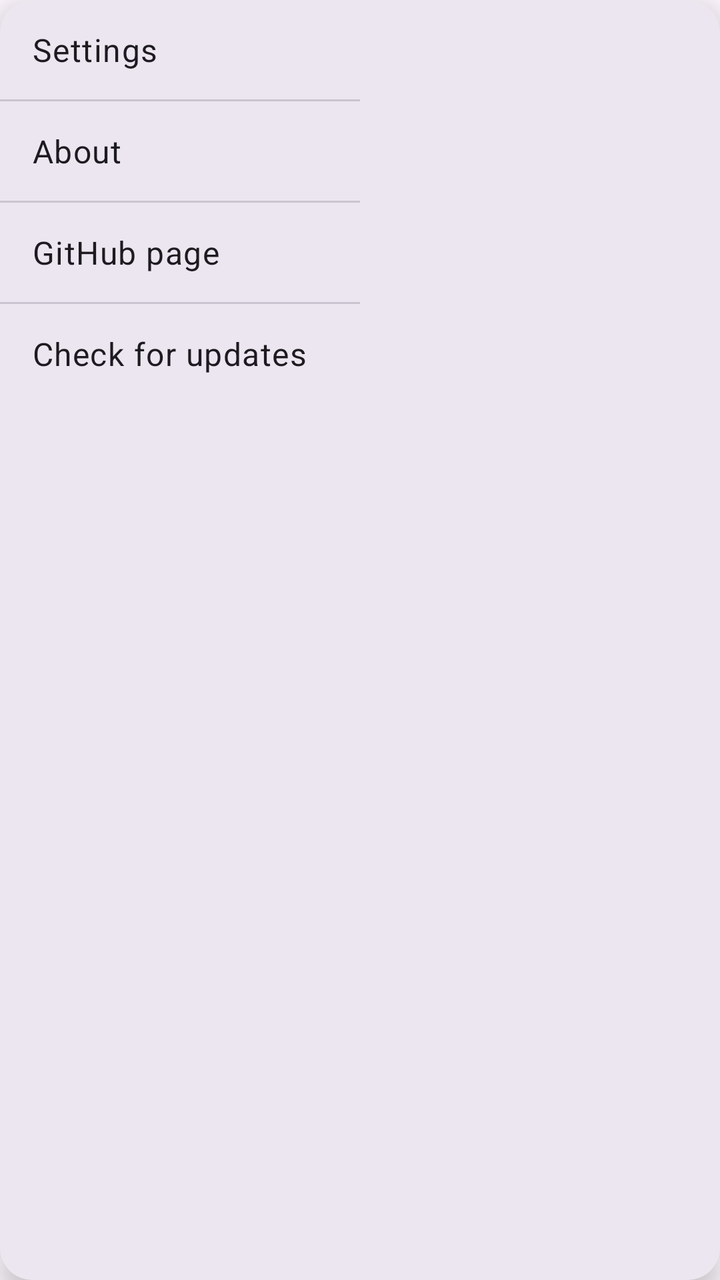
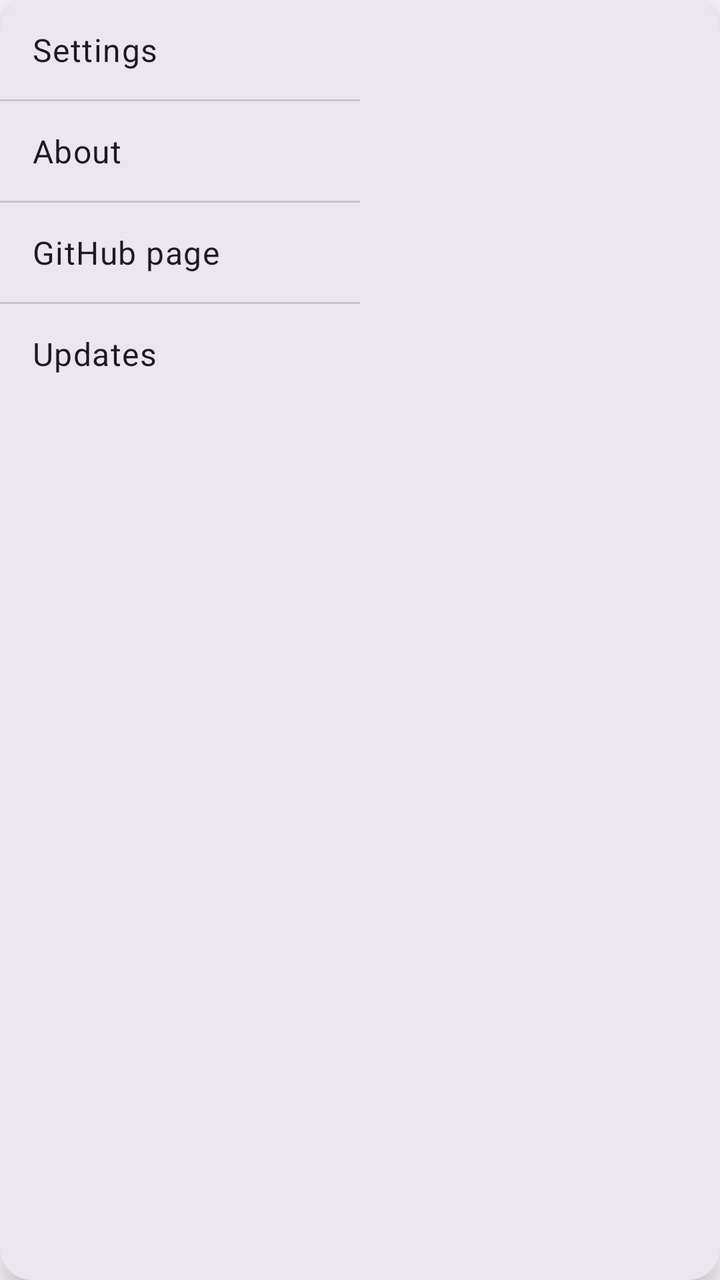

Before-and-after screenshots of an Android layout around one commit, followed by the original layout XML and the change that was made.
<!-- AndroidManifest.xml: application theme Theme.Fracture -->
<!-- res/layout/popup_menu.xml -->
<?xml version="1.0" encoding="utf-8"?>
<com.google.android.material.card.MaterialCardView xmlns:android="http://schemas.android.com/apk/res/android"
    xmlns:app="http://schemas.android.com/apk/res-auto"
    android:layout_width="wrap_content"
    android:layout_height="wrap_content"
    app:cardBackgroundColor="?attr/colorSurfaceContainerHigh"
    app:cardCornerRadius="16dp"
    app:cardElevation="8dp"
    app:strokeWidth="0dp">

    <LinearLayout
        android:layout_width="180dp"
        android:layout_height="wrap_content"
        android:orientation="vertical">

        <TextView
            android:id="@+id/action_settings"
            android:layout_width="match_parent"
            android:layout_height="wrap_content"
            android:background="?attr/selectableItemBackground"
            android:clickable="true"
            android:focusable="true"
            android:paddingStart="16dp"
            android:paddingTop="14dp"
            android:paddingEnd="16dp"
            android:paddingBottom="14dp"
            android:text="@string/menu_settings"
            android:textAppearance="?attr/textAppearanceBodyLarge"
            android:textColor="?attr/colorOnSurface" />

        <View
            android:layout_width="match_parent"
            android:layout_height="1dp"
            android:background="?attr/colorOutlineVariant" />

        <TextView
            android:id="@+id/action_about"
            android:layout_width="match_parent"
            android:layout_height="wrap_content"
            android:background="?attr/selectableItemBackground"
            android:clickable="true"
            android:focusable="true"
            android:paddingStart="16dp"
            android:paddingTop="14dp"
            android:paddingEnd="16dp"
            android:paddingBottom="14dp"
            android:text="@string/menu_about"
            android:textAppearance="?attr/textAppearanceBodyLarge"
            android:textColor="?attr/colorOnSurface" />

        <View
            android:layout_width="match_parent"
            android:layout_height="1dp"
            android:background="?attr/colorOutlineVariant" />

        <TextView
            android:id="@+id/action_github"
            android:layout_width="match_parent"
            android:layout_height="wrap_content"
            android:background="?attr/selectableItemBackground"
            android:clickable="true"
            android:focusable="true"
            android:paddingStart="16dp"
            android:paddingTop="14dp"
            android:paddingEnd="16dp"
            android:paddingBottom="14dp"
            android:text="@string/menu_github"
            android:textAppearance="?attr/textAppearanceBodyLarge"
            android:textColor="?attr/colorOnSurface" />

        <View
            android:layout_width="match_parent"
            android:layout_height="1dp"
            android:background="?attr/colorOutlineVariant" />

        <TextView
            android:id="@+id/action_check_updates"
            android:layout_width="match_parent"
            android:layout_height="wrap_content"
            android:background="?attr/selectableItemBackground"
            android:clickable="true"
            android:focusable="true"
            android:paddingStart="16dp"
            android:paddingTop="14dp"
            android:paddingEnd="16dp"
            android:paddingBottom="14dp"
            android:text="@string/menu_check_updates"
            android:textAppearance="?attr/textAppearanceBodyLarge"
            android:textColor="?attr/colorOnSurface" />
    </LinearLayout>
</com.google.android.material.card.MaterialCardView>
<!-- resources referenced by this layout -->
<resources>
  <string name="menu_about">About</string>
  <string name="menu_check_updates">Check for updates</string>
  <string name="menu_github">GitHub page</string>
  <string name="menu_settings">Settings</string>
  <style name="Theme.Fracture" parent="Theme.Material3.DayNight.NoActionBar">
          <item name="android:statusBarColor">?attr/colorSurface</item>
          <item name="android:navigationBarColor">?attr/colorSurface</item>
          <item name="android:windowLightStatusBar">true</item>
          <item name="colorPrimary">#5B4D8A</item>
          <item name="colorOnPrimary">#FFFFFF</item>
          <item name="colorPrimaryContainer">#D0C4EA</item>
          <item name="colorOnPrimaryContainer">#1E1242</item>
      </style>
</resources>

<!-- the commit's change to res/layout/popup_menu.xml (unified diff, before → after) -->
@@ -74,7 +74,7 @@
             android:background="?attr/colorOutlineVariant" />
 
         <TextView
-            android:id="@+id/action_check_updates"
+            android:id="@+id/action_updates"
             android:layout_width="match_parent"
             android:layout_height="wrap_content"
             android:background="?attr/selectableItemBackground"
@@ -84,7 +84,7 @@
             android:paddingTop="14dp"
             android:paddingEnd="16dp"
             android:paddingBottom="14dp"
-            android:text="@string/menu_check_updates"
+            android:text="@string/menu_updates"
             android:textAppearance="?attr/textAppearanceBodyLarge"
             android:textColor="?attr/colorOnSurface" />
     </LinearLayout>
<!-- resource entries referenced after the edit -->
@@ -1,9 +1,9 @@
 <!-- resources referenced by this layout -->
 <resources>
   <string name="menu_about">About</string>
-  <string name="menu_check_updates">Check for updates</string>
   <string name="menu_github">GitHub page</string>
   <string name="menu_settings">Settings</string>
+  <string name="menu_updates">Updates</string>
   <style name="Theme.Fracture" parent="Theme.Material3.DayNight.NoActionBar">
           <item name="android:statusBarColor">?attr/colorSurface</item>
           <item name="android:navigationBarColor">?attr/colorSurface</item>
